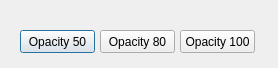
MSus4/qgis-plugin-opacity-set, file opacity_set_dialog_base.ui: the form before one commit.
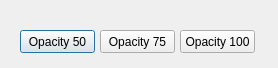
The form after the commit.

The edit to the form file:
```diff
--- a/opacity_set_dialog_base.ui
+++ b/opacity_set_dialog_base.ui
@@ -36,7 +36,7 @@
     </rect>
    </property>
    <property name="text">
-    <string>Opacity 80</string>
+    <string>Opacity 75</string>
    </property>
   </widget>
   <widget class="QPushButton" name="pushButton_3">
```
